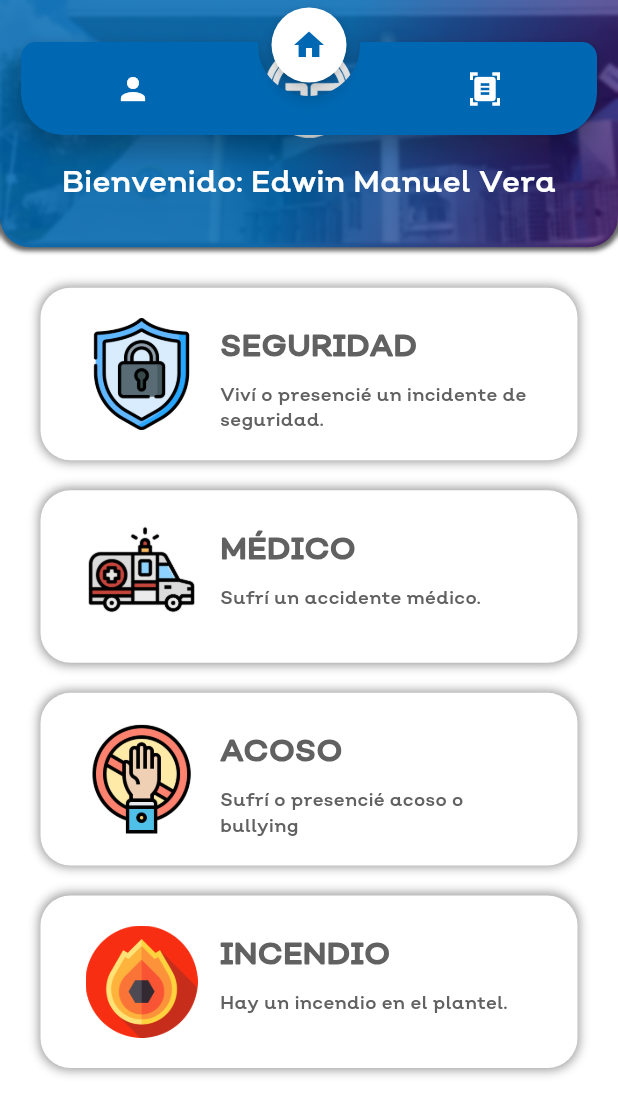
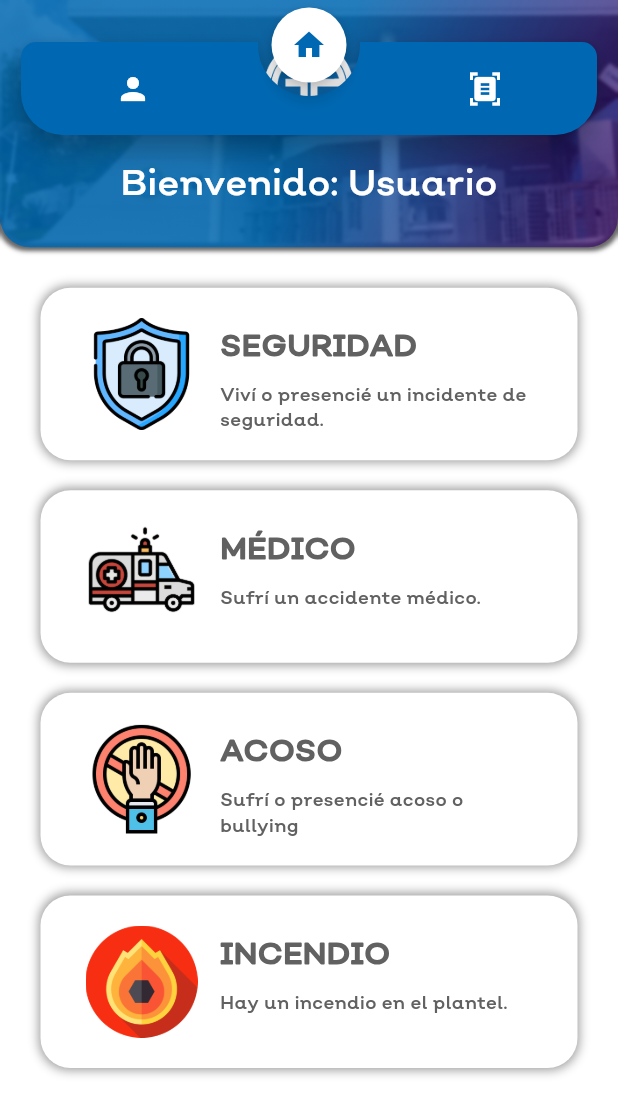
Before and after one commit to evera112398/boton_ceti, a Flutter app: the screen it shows after launch, on a phone screen of 412 x 824 dp. Shown: the top 1115 px of the screen. Run offline on Flutter 3.47's test engine with Material 3 defaults, Android fonts, the phone set to English and light mode, and no system bars; drawn by our look-alikes of animated_notch_bottom_bar.

Commit message:
Cambios de diseño

```diff
--- a/lib/views/alert_screen.dart
+++ b/lib/views/alert_screen.dart
@@ -93,7 +93,7 @@ class _AlertScreenState extends State<AlertScreen> {
                                 child: const FittedBox(
                                   fit: BoxFit.scaleDown,
                                   child: Text(
-                                    'Bienvenido: Edwin Manuel Vera',
+                                    'Bienvenido: Usuario',
                                     style: TextStyle(
                                       fontFamily: 'Nutmeg',
                                       color: Colors.white,
```
